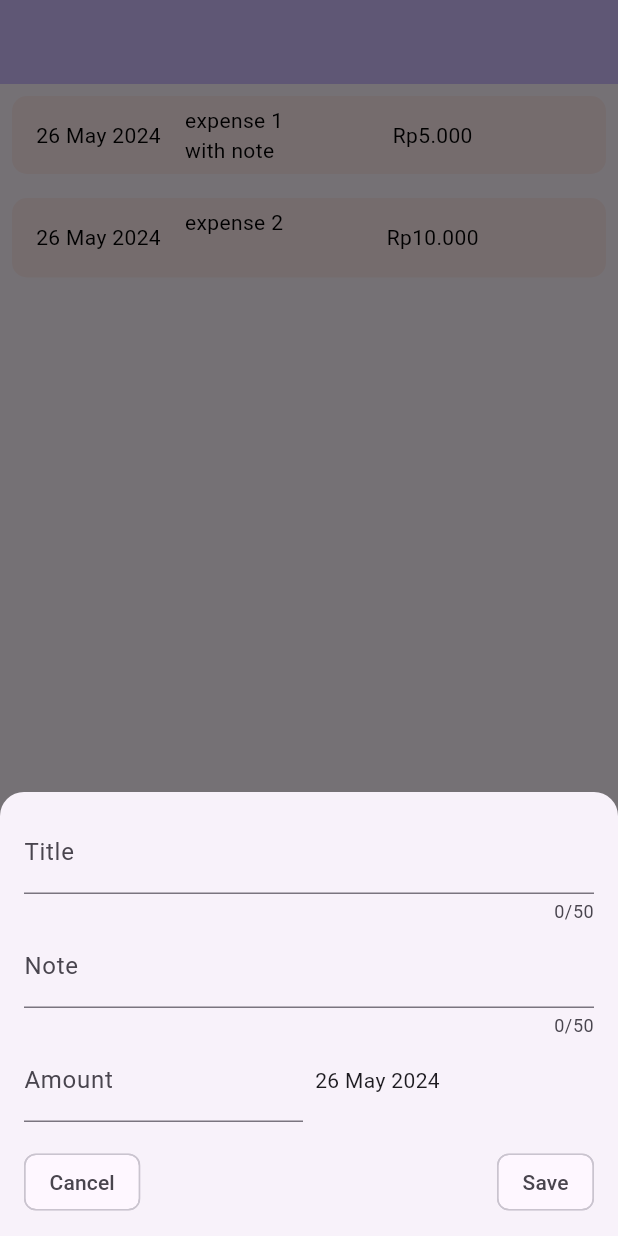
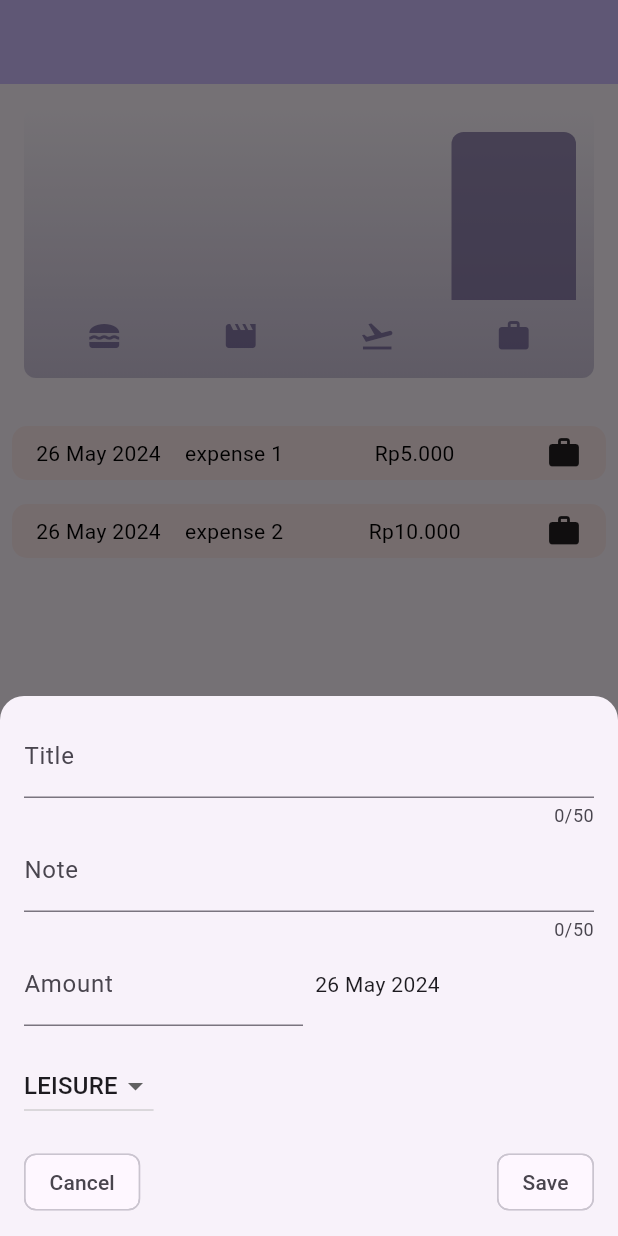
Before and after one commit to fahmialis/flutter_base, a Flutter app: the screen it shows after launch, after a tap on the "add" icon, on a phone screen of 412 x 824 dp. Run offline on Flutter 3.47's test engine with Material 3 defaults, Android fonts, the phone set to English and light mode, and no system bars; our stand-ins replace go_router.

Commit message:
add chart column

```diff
--- /dev/null
+++ b/lib/feature/expenses/data/entities/expense_bucket.dart
@@ -0,0 +1,26 @@
+import 'package:roll_dice/feature/expenses/data/entities/expense_entitites.dart';
+
+class ExpenseBucket {
+  const ExpenseBucket({
+    required this.category,
+    required this.expenses,
+  });
+
+  ExpenseBucket.forCategory(List<Expense> allExpenses, this.category)
+      : expenses = allExpenses
+            .where((expense) => expense.category == category)
+            .toList();
+
+  final Category category;
+  final List<Expense> expenses;
+
+  double get totalExpenses {
+    double sum = 0;
+
+    for (final expense in expenses) {
+      sum += expense.amount; // sum = sum + expense.amount
+    }
+
+    return sum;
+  }
+}
--- a/lib/feature/expenses/data/entities/expense_entitites.dart
+++ b/lib/feature/expenses/data/entities/expense_entitites.dart
@@ -1,12 +1,60 @@
-class ExpenseEntity {
-  ExpenseEntity(
-      {required this.title,
-      required this.amount,
-      required this.date,
-      this.note});
+import 'package:flutter/material.dart';
+import 'package:uuid/uuid.dart';
+import 'package:intl/intl.dart';
 
+final formatter = DateFormat.yMd();
+
+const uuid = Uuid();
+
+enum Category { food, travel, leisure, work }
+
+const categoryIcons = {
+  Category.food: Icons.lunch_dining,
+  Category.travel: Icons.flight_takeoff,
+  Category.leisure: Icons.movie,
+  Category.work: Icons.work,
+};
+
+class Expense {
+  Expense({
+    required this.title,
+    required this.amount,
+    required this.date,
+    required this.category,
+  }) : id = uuid.v4();
+
+  final String id;
   final String title;
-  final String? note;
   final double amount;
   final DateTime date;
+  final Category category;
+
+  String get formattedDate {
+    return formatter.format(date);
+  }
 }
+
+class ExpenseBucket {
+  const ExpenseBucket({
+    required this.category,
+    required this.expenses,
+  });
+
+  ExpenseBucket.forCategory(List<Expense> allExpenses, this.category)
+      : expenses = allExpenses
+            .where((expense) => expense.category == category)
+            .toList();
+
+  final Category category;
+  final List<Expense> expenses;
+
+  double get totalExpenses {
+    double sum = 0;
+
+    for (final expense in expenses) {
+      sum += expense.amount; // sum = sum + expense.amount
+    }
+
+    return sum;
+  }
+}
--- a/lib/feature/expenses/feature/expense_screen.dart
+++ b/lib/feature/expenses/feature/expense_screen.dart
@@ -1,5 +1,6 @@
 import 'package:flutter/material.dart';
 import 'package:roll_dice/feature/expenses/data/entities/expense_entitites.dart';
+import 'package:roll_dice/feature/expenses/feature/widgets/chart/chart.dart';
 import 'package:roll_dice/feature/expenses/feature/widgets/expense_card.dart';
 import 'package:roll_dice/feature/expenses/feature/widgets/expense_modal.dart';
 
@@ -12,22 +13,26 @@ class ExpenseScreen extends StatefulWidget {
 }
 
 class _ExpenseScreenState extends State<ExpenseScreen> {
-  List<ExpenseEntity> expenses = [
-    ExpenseEntity(
+  List<Expense> expensesList = [
+    Expense(
         title: 'expense 1',
         amount: 5000,
         date: DateTime.now(),
-        note: 'with note'),
-    ExpenseEntity(title: 'expense 2', amount: 10000, date: DateTime.now()),
+        category: Category.work),
+    Expense(
+        title: 'expense 2',
+        amount: 10000,
+        date: DateTime.now(),
+        category: Category.work),
   ];
 
-  void addExpense(ExpenseEntity newExpense) {
+  void addExpense(Expense newExpense) {
     setState(() {
-      expenses.add(ExpenseEntity(
+      expensesList.add(Expense(
           title: newExpense.title,
           amount: newExpense.amount,
           date: newExpense.date,
-          note: newExpense.note ?? ''));
+          category: Category.food));
     });
 
     ScaffoldMessenger.of(context).clearSnackBars();
@@ -35,10 +40,10 @@ class _ExpenseScreenState extends State<ExpenseScreen> {
         .showSnackBar(const SnackBar(content: Text('New expense added')));
   }
 
-  void deleteExpense(ExpenseEntity removedExpense) {
-    final expenseIndex = expenses.indexOf(removedExpense);
+  void deleteExpense(Expense removedExpense) {
+    final expenseIndex = expensesList.indexOf(removedExpense);
     setState(() {
-      expenses.remove(removedExpense);
+      expensesList.remove(removedExpense);
     });
 
     ScaffoldMessenger.of(context).clearSnackBars();
@@ -49,7 +54,7 @@ class _ExpenseScreenState extends State<ExpenseScreen> {
           label: 'Undo',
           onPressed: () {
             setState(() {
-              expenses.insert(expenseIndex, removedExpense);
+              expensesList.insert(expenseIndex, removedExpense);
             });
           }),
     ));
@@ -69,18 +74,22 @@ class _ExpenseScreenState extends State<ExpenseScreen> {
       body: SingleChildScrollView(
         child: Column(
           children: [
+            Chart(expenses: expensesList),
+            const SizedBox(
+              height: 8,
+            ),
             ListView.builder(
               physics: const NeverScrollableScrollPhysics(),
-              itemCount: expenses.length,
+              itemCount: expensesList.length,
               shrinkWrap: true,
               itemBuilder: (context, index) {
                 return Dismissible(
-                    key: Key(expenses[index].date.toString()),
+                    key: Key(expensesList[index].date.toString()),
                     onDismissed: (direction) {
-                      deleteExpense(expenses[index]);
+                      deleteExpense(expensesList[index]);
                     },
                     child: ExpenseCard(
-                      expense: expenses[index],
+                      expense: expensesList[index],
                     ));
               },
             )
--- /dev/null
+++ b/lib/feature/expenses/feature/widgets/chart/chart.dart
@@ -0,0 +1,96 @@
+import 'package:flutter/material.dart';
+
+import 'package:roll_dice/feature/expenses/data/entities/expense_entitites.dart';
+import 'package:roll_dice/feature/expenses/feature/widgets/chart/chart_bar.dart';
+import 'package:roll_dice/helpers/currency.dart';
+
+class Chart extends StatelessWidget {
+  const Chart({super.key, required this.expenses});
+
+  final List<Expense> expenses;
+
+  List<ExpenseBucket> get buckets {
+    return [
+      ExpenseBucket.forCategory(expenses, Category.food),
+      ExpenseBucket.forCategory(expenses, Category.leisure),
+      ExpenseBucket.forCategory(expenses, Category.travel),
+      ExpenseBucket.forCategory(expenses, Category.work),
+    ];
+  }
+
+  double get maxTotalExpense {
+    double maxTotalExpense = 0;
+
+    for (final bucket in buckets) {
+      if (bucket.totalExpenses > maxTotalExpense) {
+        maxTotalExpense = bucket.totalExpenses;
+      }
+    }
+
+    return maxTotalExpense;
+  }
+
+  @override
+  Widget build(BuildContext context) {
+    final isDarkMode =
+        MediaQuery.of(context).platformBrightness == Brightness.dark;
+    return Container(
+      margin: const EdgeInsets.all(16),
+      padding: const EdgeInsets.symmetric(
+        vertical: 16,
+        horizontal: 8,
+      ),
+      width: double.infinity,
+      height: 180,
+      decoration: BoxDecoration(
+        borderRadius: BorderRadius.circular(8),
+        gradient: LinearGradient(
+          colors: [
+            Theme.of(context).colorScheme.primary.withOpacity(0.3),
+            Theme.of(context).colorScheme.primary.withOpacity(0.0)
+          ],
+          begin: Alignment.bottomCenter,
+          end: Alignment.topCenter,
+        ),
+      ),
+      child: Column(
+        children: [
+          Expanded(
+            child: Row(
+              crossAxisAlignment: CrossAxisAlignment.end,
+              children: [
+                for (final bucket in buckets) // alternative to map()
+                  ChartBar(
+                    fill: bucket.totalExpenses == 0
+                        ? 0
+                        : bucket.totalExpenses / maxTotalExpense,
+                  )
+              ],
+            ),
+          ),
+          const SizedBox(height: 12),
+          Row(
+            children: buckets
+                .map(
+                  (bucket) => Expanded(
+                    child: Padding(
+                      padding: const EdgeInsets.symmetric(horizontal: 4),
+                      child: Icon(
+                        categoryIcons[bucket.category],
+                        color: isDarkMode
+                            ? Theme.of(context).colorScheme.secondary
+                            : Theme.of(context)
+                                .colorScheme
+                                .primary
+                                .withOpacity(0.7),
+                      ),
+                    ),
+                  ),
+                )
+                .toList(),
+          )
+        ],
+      ),
+    );
+  }
+}
--- /dev/null
+++ b/lib/feature/expenses/feature/widgets/chart/chart_bar.dart
@@ -0,0 +1,34 @@
+import 'package:flutter/material.dart';
+
+class ChartBar extends StatelessWidget {
+  const ChartBar({
+    super.key,
+    required this.fill,
+  });
+
+  final double fill;
+
+  @override
+  Widget build(BuildContext context) {
+    final isDarkMode =
+        MediaQuery.of(context).platformBrightness == Brightness.dark;
+    return Expanded(
+      child: Padding(
+        padding: const EdgeInsets.symmetric(horizontal: 4),
+        child: FractionallySizedBox(
+          heightFactor: fill,
+          child: DecoratedBox(
+            decoration: BoxDecoration(
+              shape: BoxShape.rectangle,
+              borderRadius:
+                  const BorderRadius.vertical(top: Radius.circular(8)),
+              color: isDarkMode
+                  ? Theme.of(context).colorScheme.secondary
+                  : Theme.of(context).colorScheme.primary.withOpacity(0.65),
+            ),
+          ),
+        ),
+      ),
+    );
+  }
+}
--- a/lib/feature/expenses/feature/widgets/expense_card.dart
+++ b/lib/feature/expenses/feature/widgets/expense_card.dart
@@ -7,7 +7,7 @@ class ExpenseCard extends StatelessWidget {
   const ExpenseCard({super.key, required this.expense, this.text});
 
   final String? text;
-  final ExpenseEntity expense;
+  final Expense expense;
 
   @override
   Widget build(BuildContext context) {
@@ -43,10 +43,6 @@ class ExpenseCard extends StatelessWidget {
                             expense.title,
                             style: const TextStyle(color: Colors.black),
                           ),
-                          Text(
-                            expense.note ?? '',
-                            style: const TextStyle(color: Colors.black),
-                          ),
                         ],
                       ),
                     ],
@@ -55,10 +51,7 @@ class ExpenseCard extends StatelessWidget {
                     CurrencyFormat.convertToIdr(expense.amount, 0),
                     style: const TextStyle(color: Colors.black),
                   ),
-                  Text(
-                    text ?? '',
-                    style: const TextStyle(color: Colors.black),
-                  ),
+                  Icon(categoryIcons[expense.category]),
                 ],
               )),
         ],
--- a/lib/feature/expenses/feature/widgets/expense_modal.dart
+++ b/lib/feature/expenses/feature/widgets/expense_modal.dart
@@ -4,13 +4,14 @@ import 'package:intl/intl.dart';
 import 'package:roll_dice/feature/expenses/data/entities/expense_entitites.dart';
 
 Future<dynamic> openModalExpense(
-    BuildContext context, Function(ExpenseEntity newExpense) addExpense) {
+    BuildContext context, Function(Expense newExpense) addExpense) {
   final titleController = TextEditingController();
   final noteController = TextEditingController();
   final amountController = TextEditingController();
   final now = DateTime.now();
   final firstDate = DateTime(now.year - 1, now.month, now.day);
   DateTime? selectedDate;
+  Category _selectedCategory = Category.leisure;
 
   return showModalBottomSheet(
       context: context,
@@ -84,6 +85,38 @@ Future<dynamic> openModalExpense(
                         height: 16,
                       ),
                       Row(
+                        children: [
+                          DropdownButton(
+                            value: _selectedCategory,
+                            items: Category.values
+                                .map(
+                                  (category) => DropdownMenuItem(
+                                    value: category,
+                                    child: Row(
+                                      children: [
+                                        Text(
+                                          category.name.toUpperCase(),
+                                        ),
+                                      ],
+                                    ),
+                                  ),
+                                )
+                                .toList(),
+                            onChanged: (value) {
+                              if (value == null) {
+                                return;
+                              }
+                              modalState(() {
+                                _selectedCategory = value;
+                              });
+                            },
+                          ),
+                        ],
+                      ),
+                      const SizedBox(
+                        height: 16,
+                      ),
+                      Row(
                         mainAxisAlignment: MainAxisAlignment.spaceBetween,
                         children: [
                           InkWell(
@@ -94,13 +127,13 @@ Future<dynamic> openModalExpense(
                           ),
                           InkWell(
                             onTap: () {
-                              addExpense(ExpenseEntity(
+                              addExpense(Expense(
                                   amount: amountController.text.isNotEmpty
                                       ? double.parse(amountController.text)
                                       : 0,
                                   title: titleController.text,
                                   date: selectedDate ?? DateTime.now(),
-                                  note: noteController.text));
+                                  category: _selectedCategory));
                               context.pop();
                             },
                             child: const Chip(label: Text('Save')),
--- a/pubspec.yaml
+++ b/pubspec.yaml
@@ -1,5 +1,5 @@
 name: roll_dice
-description: "A new Flutter project."
+description: 'A new Flutter project.'
 # The following line prevents the package from being accidentally published to
 # pub.dev using `flutter pub publish`. This is preferred for private packages.
 publish_to: 'none' # Remove this line if you wish to publish to pub.dev
@@ -31,12 +31,12 @@ dependencies:
   flutter:
     sdk: flutter
 
-
   # The following adds the Cupertino Icons font to your application.
   # Use with the CupertinoIcons class for iOS style icons.
   cupertino_icons: ^1.0.2
   go_router: ^10.0.0
   intl: ^0.18.1
+  uuid: ^3.0.7
 
 dev_dependencies:
   flutter_test:
@@ -49,13 +49,11 @@ dev_dependencies:
   # rules and activating additional ones.
   flutter_lints: ^2.0.0
 
-
 # For information on the generic Dart part of this file, see the
 # following page: https://dart.dev/tools/pub/pubspec
 
 # The following section is specific to Flutter packages.
 flutter:
-
   # The following line ensures that the Material Icons font is
   # included with your application, so that you can use the icons in
   # the material Icons class.
```
Also changed, not shown: pubspec.lock.
